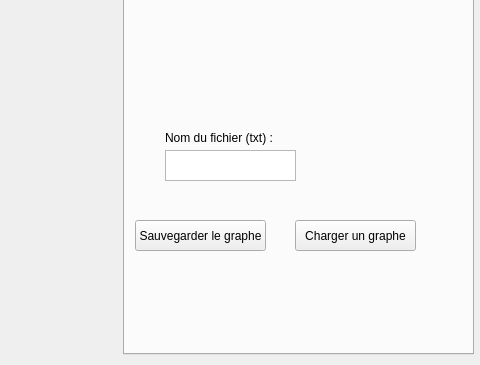
Old version of the form widget.ui in the repository JalluhLps/Projet-Graphes-Algo; both pictures show x 767 to 1247 and y 235 to 600 of the 1247 by 600 pixel window.
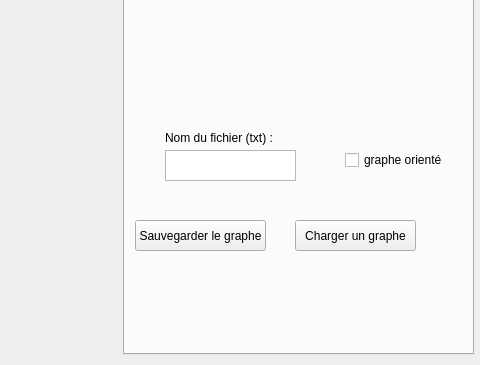
New version of the form.

Commit message: correction de charger graphe

Diff of the .ui file:
```diff
--- a/widget.ui
+++ b/widget.ui
@@ -233,6 +233,19 @@
       <string>Charger un graphe</string>
      </property>
     </widget>
+    <widget class="QCheckBox" name="checkBoxOouNO">
+     <property name="geometry">
+      <rect>
+       <x>220</x>
+       <y>350</y>
+       <width>111</width>
+       <height>20</height>
+      </rect>
+     </property>
+     <property name="text">
+      <string>graphe orienté</string>
+     </property>
+    </widget>
    </widget>
   </widget>
   <widget class="QWidget" name="widgetGraphe" native="true">
```
The commit also changes 5 other files.
